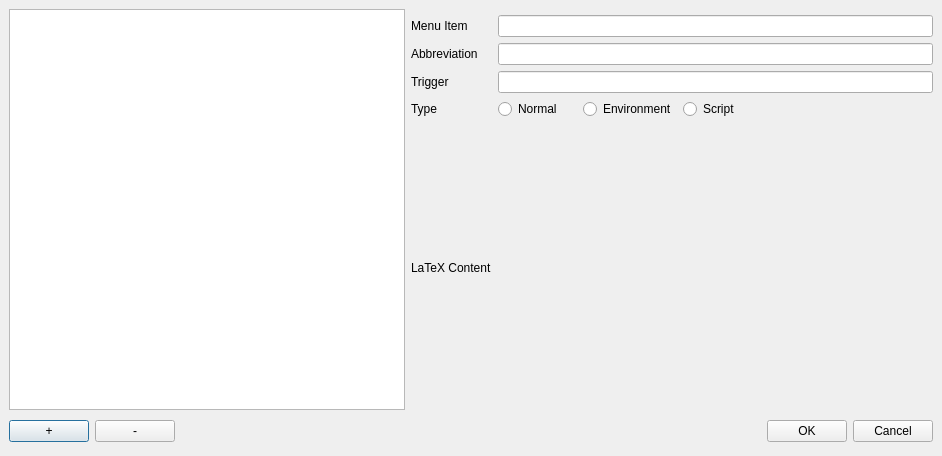
Qt form usermenudialog.ui (svn2github/texstudio-trunk) before a commit.
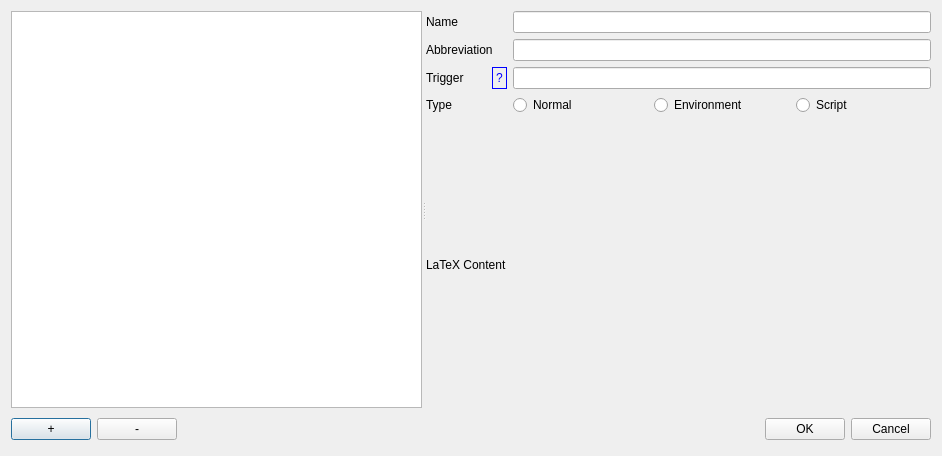
The same form after that commit.

What changed in the file:
```diff
--- a/usermenudialog.ui
+++ b/usermenudialog.ui
@@ -13,14 +13,214 @@
   <property name="windowTitle">
    <string>Edit User Tags</string>
   </property>
-  <layout class="QGridLayout">
-   <property name="margin">
-    <number>9</number>
-   </property>
-   <property name="spacing">
-    <number>6</number>
-   </property>
-   <item row="1" column="1">
+  <layout class="QVBoxLayout" name="verticalLayout">
+   <item>
+    <widget class="QSplitter" name="splitter">
+     <property name="orientation">
+      <enum>Qt::Horizontal</enum>
+     </property>
+     <widget class="QTableView" name="tableView">
+      <property name="sizePolicy">
+       <sizepolicy hsizetype="Expanding" vsizetype="Expanding">
+        <horstretch>0</horstretch>
+        <verstretch>0</verstretch>
+       </sizepolicy>
+      </property>
+      <property name="selectionMode">
+       <enum>QAbstractItemView::SingleSelection</enum>
+      </property>
+      <property name="selectionBehavior">
+       <enum>QAbstractItemView::SelectRows</enum>
+      </property>
+      <property name="verticalScrollMode">
+       <enum>QAbstractItemView::ScrollPerItem</enum>
+      </property>
+      <property name="horizontalScrollMode">
+       <enum>QAbstractItemView::ScrollPerPixel</enum>
+      </property>
+      <property name="wordWrap">
+       <bool>false</bool>
+      </property>
+     </widget>
+     <widget class="QWidget" name="widget" native="true">
+      <layout class="QGridLayout" name="gridLayout">
+       <item row="0" column="0" colspan="2">
+        <widget class="QLabel" name="label">
+         <property name="text">
+          <string>Name</string>
+         </property>
+        </widget>
+       </item>
+       <item row="0" column="2" colspan="3">
+        <widget class="QLineEdit" name="itemEdit"/>
+       </item>
+       <item row="1" column="0" colspan="2">
+        <widget class="QLabel" name="label_3">
+         <property name="text">
+          <string>Abbreviation</string>
+         </property>
+        </widget>
+       </item>
+       <item row="1" column="2" colspan="3">
+        <widget class="QLineEdit" name="abbrevEdit"/>
+       </item>
+       <item row="2" column="0">
+        <widget class="QLabel" name="label_5">
+         <property name="text">
+          <string>Trigger</string>
+         </property>
+        </widget>
+       </item>
+       <item row="2" column="2" colspan="3">
+        <widget class="QLineEdit" name="triggerEdit"/>
+       </item>
+       <item row="3" column="0" colspan="2">
+        <widget class="QLabel" name="label_4">
+         <property name="text">
+          <string>Type</string>
+         </property>
+        </widget>
+       </item>
+       <item row="3" column="2">
+        <widget class="QRadioButton" name="radioButtonNormal">
+         <property name="text">
+          <string>Normal</string>
+         </property>
+        </widget>
+       </item>
+       <item row="3" column="3">
+        <widget class="QRadioButton" name="radioButtonEnvironment">
+         <property name="text">
+          <string>Environment</string>
+         </property>
+        </widget>
+       </item>
+       <item row="3" column="4">
+        <widget class="QRadioButton" name="radioButtonScript">
+         <property name="sizePolicy">
+          <sizepolicy hsizetype="MinimumExpanding" vsizetype="Fixed">
+           <horstretch>0</horstretch>
+           <verstretch>0</verstretch>
+          </sizepolicy>
+         </property>
+         <property name="text">
+          <string>Script</string>
+         </property>
+        </widget>
+       </item>
+       <item row="4" column="0" colspan="2">
+        <widget class="QLabel" name="label_2">
+         <property name="text">
+          <string>LaTeX Content</string>
+         </property>
+        </widget>
+       </item>
+       <item row="4" column="2" colspan="3">
+        <widget class="QWidget" name="tagEdit" native="true">
+         <property name="sizePolicy">
+          <sizepolicy hsizetype="Expanding" vsizetype="Expanding">
+           <horstretch>1</horstretch>
+           <verstretch>0</verstretch>
+          </sizepolicy>
+         </property>
+        </widget>
+       </item>
+       <item row="2" column="1">
+        <widget class="QLabel" name="label_6">
+         <property name="sizePolicy">
+          <sizepolicy hsizetype="Maximum" vsizetype="Preferred">
+           <horstretch>0</horstretch>
+           <verstretch>0</verstretch>
+          </sizepolicy>
+         </property>
+         <property name="palette">
+          <palette>
+           <active>
+            <colorrole role="WindowText">
+             <brush brushstyle="SolidPattern">
+              <color alpha="255">
+               <red>0</red>
+               <green>0</green>
+               <blue>255</blue>
+              </color>
+             </brush>
+            </colorrole>
+            <colorrole role="Text">
+             <brush brushstyle="SolidPattern">
+              <color alpha="255">
+               <red>0</red>
+               <green>0</green>
+               <blue>255</blue>
+              </color>
+             </brush>
+            </colorrole>
+           </active>
+           <inactive>
+            <colorrole role="WindowText">
+             <brush brushstyle="SolidPattern">
+              <color alpha="255">
+               <red>0</red>
+               <green>0</green>
+               <blue>255</blue>
+              </color>
+             </brush>
+            </colorrole>
+            <colorrole role="Text">
+             <brush brushstyle="SolidPattern">
+              <color alpha="255">
+               <red>0</red>
+               <green>0</green>
+               <blue>255</blue>
+              </color>
+             </brush>
+            </colorrole>
+           </inactive>
+           <disabled>
+            <colorrole role="WindowText">
+             <brush brushstyle="SolidPattern">
+              <color alpha="255">
+               <red>118</red>
+               <green>118</green>
+               <blue>117</blue>
+              </color>
+             </brush>
+            </colorrole>
+            <colorrole role="Text">
+             <brush brushstyle="SolidPattern">
+              <color alpha="255">
+               <red>118</red>
+               <green>118</green>
+               <blue>117</blue>
+              </color>
+             </brush>
+            </colorrole>
+           </disabled>
+          </palette>
+         </property>
+         <property name="toolTip">
+          <string>If this trigger string is written in any tex document, 
+it is replaced by the current tag.
+
+If the trigger starts with (?&lt;=something), this only happens 
+if something is written before the remaining part of the trigger.
+
+Since this trigger is not a plain string, but a regular expression, 
+(?&lt;=\S) can be used to mark replacements which should only occur after a word, 
+and (?&lt;=\s|^) to mark replacements which should only occur before a word.</string>
+         </property>
+         <property name="frameShape">
+          <enum>QFrame::Box</enum>
+         </property>
+         <property name="text">
+          <string>?</string>
+         </property>
+        </widget>
+       </item>
+      </layout>
+     </widget>
+    </widget>
+   </item>
+   <item>
     <layout class="QHBoxLayout">
      <property name="spacing">
       <number>6</number>
@@ -83,122 +283,6 @@
      </item>
     </layout>
    </item>
-   <item row="0" column="1">
-    <layout class="QGridLayout">
-     <property name="margin">
-      <number>0</number>
-     </property>
-     <property name="spacing">
-      <number>6</number>
-     </property>
-     <item row="1" column="1">
-      <widget class="QLabel" name="label">
-       <property name="text">
-        <string>Menu Item</string>
-       </property>
-      </widget>
-     </item>
-     <item row="1" column="2" colspan="5">
-      <widget class="QLineEdit" name="itemEdit"/>
-     </item>
-     <item row="5" column="1">
-      <widget class="QLabel" name="label_2">
-       <property name="text">
-        <string>LaTeX Content</string>
-       </property>
-      </widget>
-     </item>
-     <item row="2" column="2" colspan="5">
-      <widget class="QLineEdit" name="abbrevEdit"/>
-     </item>
-     <item row="2" column="1">
-      <widget class="QLabel" name="label_3">
-       <property name="text">
-        <string>Abbreviation</string>
-       </property>
-      </widget>
-     </item>
-     <item row="4" column="2">
-      <widget class="QRadioButton" name="radioButtonNormal">
-       <property name="text">
-        <string>Normal</string>
-       </property>
-      </widget>
-     </item>
-     <item row="4" column="4" colspan="3">
-      <widget class="QRadioButton" name="radioButtonScript">
-       <property name="sizePolicy">
-        <sizepolicy hsizetype="MinimumExpanding" vsizetype="Fixed">
-         <horstretch>0</horstretch>
-         <verstretch>0</verstretch>
-        </sizepolicy>
-       </property>
-       <property name="text">
-        <string>Script</string>
-       </property>
-      </widget>
-     </item>
-     <item row="4" column="3">
-      <widget class="QRadioButton" name="radioButtonEnvironment">
-       <property name="text">
-        <string>Environment</string>
-       </property>
-      </widget>
-     </item>
-     <item row="4" column="1">
-      <widget class="QLabel" name="label_4">
-       <property name="text">
-        <string>Type</string>
-       </property>
-      </widget>
-     </item>
-     <item row="5" column="2" colspan="5">
-      <widget class="QWidget" name="tagEdit" native="true">
-       <property name="sizePolicy">
-        <sizepolicy hsizetype="Expanding" vsizetype="Expanding">
-         <horstretch>1</horstretch>
-         <verstretch>0</verstretch>
-        </sizepolicy>
-       </property>
-      </widget>
-     </item>
-     <item row="3" column="1">
-      <widget class="QLabel" name="label_5">
-       <property name="text">
-        <string>Trigger</string>
-       </property>
-      </widget>
-     </item>
-     <item row="3" column="2" colspan="5">
-      <widget class="QLineEdit" name="triggerEdit"/>
-     </item>
-     <item row="0" column="0" rowspan="6">
-      <widget class="QTableView" name="tableView">
-       <property name="sizePolicy">
-        <sizepolicy hsizetype="Expanding" vsizetype="Expanding">
-         <horstretch>5</horstretch>
-         <verstretch>0</verstretch>
-        </sizepolicy>
-       </property>
-       <property name="selectionMode">
-        <enum>QAbstractItemView::SingleSelection</enum>
-       </property>
-       <property name="selectionBehavior">
-        <enum>QAbstractItemView::SelectRows</enum>
-       </property>
-       <property name="verticalScrollMode">
-        <enum>QAbstractItemView::ScrollPerItem</enum>
-       </property>
-       <property name="horizontalScrollMode">
-        <enum>QAbstractItemView::ScrollPerPixel</enum>
-       </property>
-       <property name="wordWrap">
-        <bool>false</bool>
-       </property>
-      </widget>
-     </item>
-    </layout>
-   </item>
   </layout>
  </widget>
  <tabstops>
```
Left out of the diff: 2 changed lines with no effect on the pictures.
